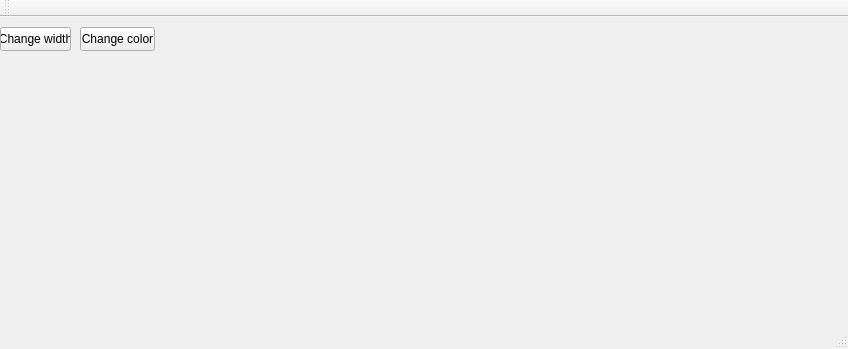
This is ProjectC++/GraphicInterface/DrawingInterface.ui in andreeamacsim/ProjectModernCpp as Qt 5 draws it before an edit. The edited form follows.
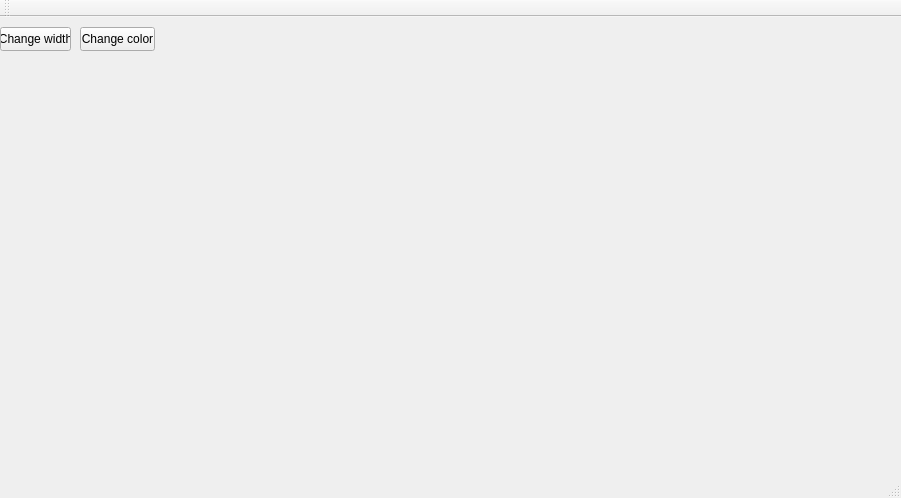
This is the edited form.

Patch:
```diff
--- a/ProjectC++/GraphicInterface/DrawingInterface.ui
+++ b/ProjectC++/GraphicInterface/DrawingInterface.ui
@@ -6,8 +6,8 @@
    <rect>
     <x>0</x>
     <y>0</y>
-    <width>848</width>
-    <height>349</height>
+    <width>901</width>
+    <height>498</height>
    </rect>
   </property>
   <property name="windowTitle">
```
Left out of the diff: 2 changed lines with no effect on the pictures.
